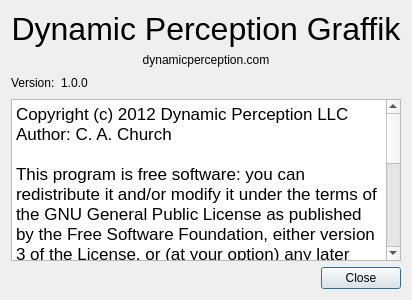
This is Graffik/gui/core/Dialogs/aboutdialog.ui in DynamicPerception/Graffik_Legacy as Qt 5 draws it before an edit. The edited form follows.
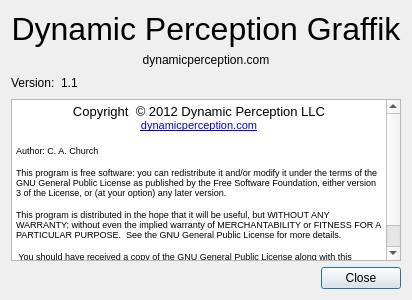
This is the edited form.

Patch:
```diff
--- a/Graffik/gui/core/Dialogs/aboutdialog.ui
+++ b/Graffik/gui/core/Dialogs/aboutdialog.ui
@@ -49,7 +49,7 @@
    <item row="2" column="1">
     <widget class="QLabel" name="versionLabel">
      <property name="text">
-      <string>1.0.0</string>
+      <string>1.1</string>
      </property>
     </widget>
    </item>
@@ -73,15 +73,17 @@
 &lt;html&gt;&lt;head&gt;&lt;meta name=&quot;qrichtext&quot; content=&quot;1&quot; /&gt;&lt;style type=&quot;text/css&quot;&gt;
 p, li { white-space: pre-wrap; }
 &lt;/style&gt;&lt;/head&gt;&lt;body style=&quot; font-family:'MS Shell Dlg 2'; font-size:8.25pt; font-weight:400; font-style:normal;&quot;&gt;
-&lt;p style=&quot; margin-top:0px; margin-bottom:0px; margin-left:0px; margin-right:0px; -qt-block-indent:0; text-indent:0px;&quot;&gt;&lt;span style=&quot; font-family:'Lucida Grande'; font-size:13pt;&quot;&gt;Copyright (c) 2012 Dynamic Perception LLC&lt;/span&gt;&lt;/p&gt;
-&lt;p style=&quot; margin-top:0px; margin-bottom:0px; margin-left:0px; margin-right:0px; -qt-block-indent:0; text-indent:0px;&quot;&gt;&lt;span style=&quot; font-family:'Lucida Grande'; font-size:13pt;&quot;&gt;Author: C. A. Church&lt;/span&gt;&lt;/p&gt;
-&lt;p style=&quot;-qt-paragraph-type:empty; margin-top:0px; margin-bottom:0px; margin-left:0px; margin-right:0px; -qt-block-indent:0; text-indent:0px; font-family:'Lucida Grande'; font-size:13pt;&quot;&gt;&lt;/p&gt;
-&lt;p style=&quot; margin-top:0px; margin-bottom:0px; margin-left:0px; margin-right:0px; -qt-block-indent:0; text-indent:0px;&quot;&gt;&lt;span style=&quot; font-family:'Lucida Grande'; font-size:13pt;&quot;&gt;This program is free software: you can redistribute it and/or modify it under the terms of the GNU General Public License as published by the Free Software Foundation, either version 3 of the License, or (at your option) any later version.&lt;/span&gt;&lt;/p&gt;
-&lt;p style=&quot;-qt-paragraph-type:empty; margin-top:0px; margin-bottom:0px; margin-left:0px; margin-right:0px; -qt-block-indent:0; text-indent:0px; font-family:'Lucida Grande'; font-size:13pt;&quot;&gt;&lt;/p&gt;
-&lt;p style=&quot; margin-top:0px; margin-bottom:0px; margin-left:0px; margin-right:0px; -qt-block-indent:0; text-indent:0px;&quot;&gt;&lt;span style=&quot; font-family:'Lucida Grande'; font-size:13pt;&quot;&gt;This program is distributed in the hope that it will be useful, but WITHOUT ANY WARRANTY; without even the implied warranty of MERCHANTABILITY or FITNESS FOR A PARTICULAR PURPOSE.  See the GNU General Public License for more details.&lt;/span&gt;&lt;/p&gt;
-&lt;p style=&quot;-qt-paragraph-type:empty; margin-top:0px; margin-bottom:0px; margin-left:0px; margin-right:0px; -qt-block-indent:0; text-indent:0px; font-family:'Lucida Grande'; font-size:13pt;&quot;&gt;&lt;/p&gt;
-&lt;p style=&quot; margin-top:0px; margin-bottom:0px; margin-left:0px; margin-right:0px; -qt-block-indent:0; text-indent:0px;&quot;&gt;&lt;span style=&quot; font-family:'Lucida Grande'; font-size:13pt;&quot;&gt; You should have received a copy of the GNU General Public License along with this program.  If not, see &amp;lt;http://www.gnu.org/licenses/&amp;gt;.&lt;/span&gt;&lt;/p&gt;
-&lt;p style=&quot;-qt-paragraph-type:empty; margin-top:0px; margin-bottom:0px; margin-left:0px; margin-right:0px; -qt-block-indent:0; text-indent:0px; font-family:'Lucida Grande'; font-size:13pt;&quot;&gt;&lt;/p&gt;&lt;/body&gt;&lt;/html&gt;</string>
+&lt;p align=&quot;center&quot; style=&quot; margin-top:0px; margin-bottom:0px; margin-left:0px; margin-right:0px; -qt-block-indent:0; text-indent:0px;&quot;&gt;&lt;span style=&quot; font-family:'Lucida Grande'; font-size:10pt;&quot;&gt;Copyright  © 2012 Dynamic Perception LLC&lt;/span&gt;&lt;/p&gt;
+&lt;p align=&quot;center&quot; style=&quot; margin-top:0px; margin-bottom:0px; margin-left:0px; margin-right:0px; -qt-block-indent:0; text-indent:0px;&quot;&gt;&lt;a href=&quot;dynamicperception.com&quot;&gt;&lt;span style=&quot; font-size:8pt; text-decoration: underline; color:#0000ff;&quot;&gt;dynamicperception.com&lt;/span&gt;&lt;/a&gt;&lt;/p&gt;
+&lt;p align=&quot;center&quot; style=&quot;-qt-paragraph-type:empty; margin-top:0px; margin-bottom:0px; margin-left:0px; margin-right:0px; -qt-block-indent:0; text-indent:0px; font-size:8pt; text-decoration: underline; color:#0000ff;&quot;&gt;&lt;/p&gt;
+&lt;p style=&quot; margin-top:0px; margin-bottom:0px; margin-left:0px; margin-right:0px; -qt-block-indent:0; text-indent:0px;&quot;&gt;&lt;span style=&quot; font-family:'Lucida Grande'; font-size:7pt;&quot;&gt;Author: C. A. Church&lt;/span&gt;&lt;/p&gt;
+&lt;p style=&quot;-qt-paragraph-type:empty; margin-top:0px; margin-bottom:0px; margin-left:0px; margin-right:0px; -qt-block-indent:0; text-indent:0px; font-family:'Lucida Grande'; font-size:7pt;&quot;&gt;&lt;/p&gt;
+&lt;p style=&quot; margin-top:0px; margin-bottom:0px; margin-left:0px; margin-right:0px; -qt-block-indent:0; text-indent:0px;&quot;&gt;&lt;span style=&quot; font-family:'Lucida Grande'; font-size:7pt;&quot;&gt;This program is free software: you can redistribute it and/or modify it under the terms of the GNU General Public License as published by the Free Software Foundation, either version 3 of the License, or (at your option) any later version.&lt;/span&gt;&lt;/p&gt;
+&lt;p style=&quot;-qt-paragraph-type:empty; margin-top:0px; margin-bottom:0px; margin-left:0px; margin-right:0px; -qt-block-indent:0; text-indent:0px; font-family:'Lucida Grande'; font-size:7pt;&quot;&gt;&lt;/p&gt;
+&lt;p style=&quot; margin-top:0px; margin-bottom:0px; margin-left:0px; margin-right:0px; -qt-block-indent:0; text-indent:0px;&quot;&gt;&lt;span style=&quot; font-family:'Lucida Grande'; font-size:7pt;&quot;&gt;This program is distributed in the hope that it will be useful, but WITHOUT ANY WARRANTY; without even the implied warranty of MERCHANTABILITY or FITNESS FOR A PARTICULAR PURPOSE.  See the GNU General Public License for more details.&lt;/span&gt;&lt;/p&gt;
+&lt;p style=&quot;-qt-paragraph-type:empty; margin-top:0px; margin-bottom:0px; margin-left:0px; margin-right:0px; -qt-block-indent:0; text-indent:0px; font-family:'Lucida Grande'; font-size:7pt;&quot;&gt;&lt;/p&gt;
+&lt;p style=&quot; margin-top:0px; margin-bottom:0px; margin-left:0px; margin-right:0px; -qt-block-indent:0; text-indent:0px;&quot;&gt;&lt;span style=&quot; font-family:'Lucida Grande'; font-size:7pt;&quot;&gt; You should have received a copy of the GNU General Public License along with this program.  If not, see &lt;/span&gt;&lt;a href=&quot;http://www.gnu.org/licenses/&quot;&gt;&lt;span style=&quot; font-size:8pt; text-decoration: underline; color:#0000ff;&quot;&gt;http://www.gnu.org/licenses/&lt;/span&gt;&lt;/a&gt;&lt;span style=&quot; font-family:'Lucida Grande'; font-size:7pt;&quot;&gt;.&lt;/span&gt;&lt;/p&gt;
+&lt;p style=&quot;-qt-paragraph-type:empty; margin-top:0px; margin-bottom:0px; margin-left:0px; margin-right:0px; -qt-block-indent:0; text-indent:0px; font-family:'Lucida Grande'; font-size:7pt;&quot;&gt;&lt;/p&gt;&lt;/body&gt;&lt;/html&gt;</string>
      </property>
     </widget>
    </item>
```
